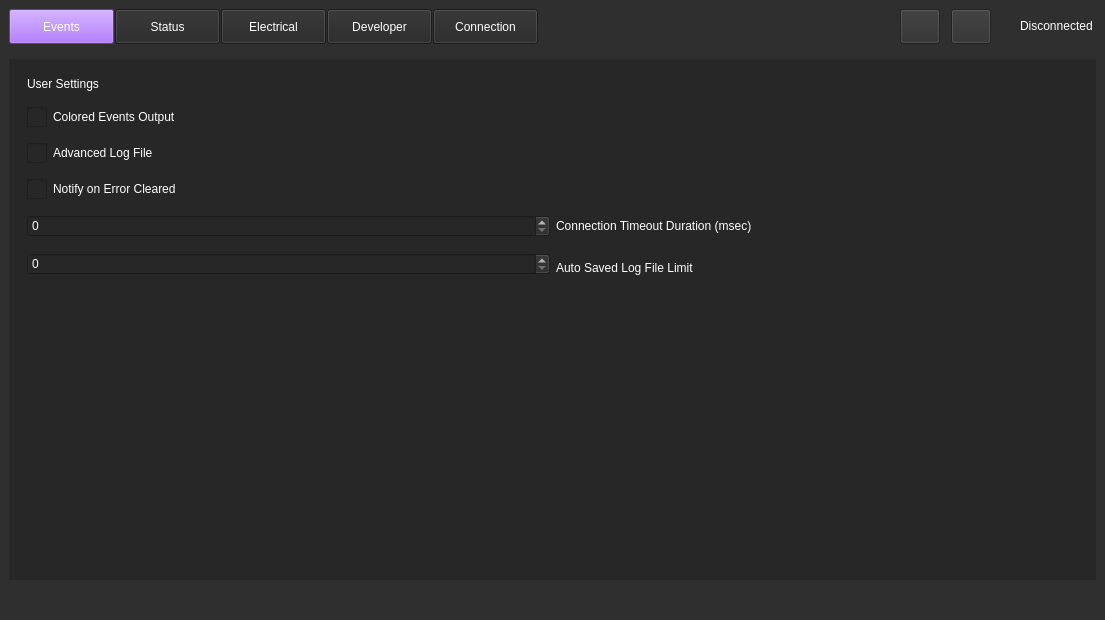
Before: the Qt Designer form weapon-system-support-software/mainwindow.ui in Team-Controller-NAU/Controller, drawn with Qt 5.
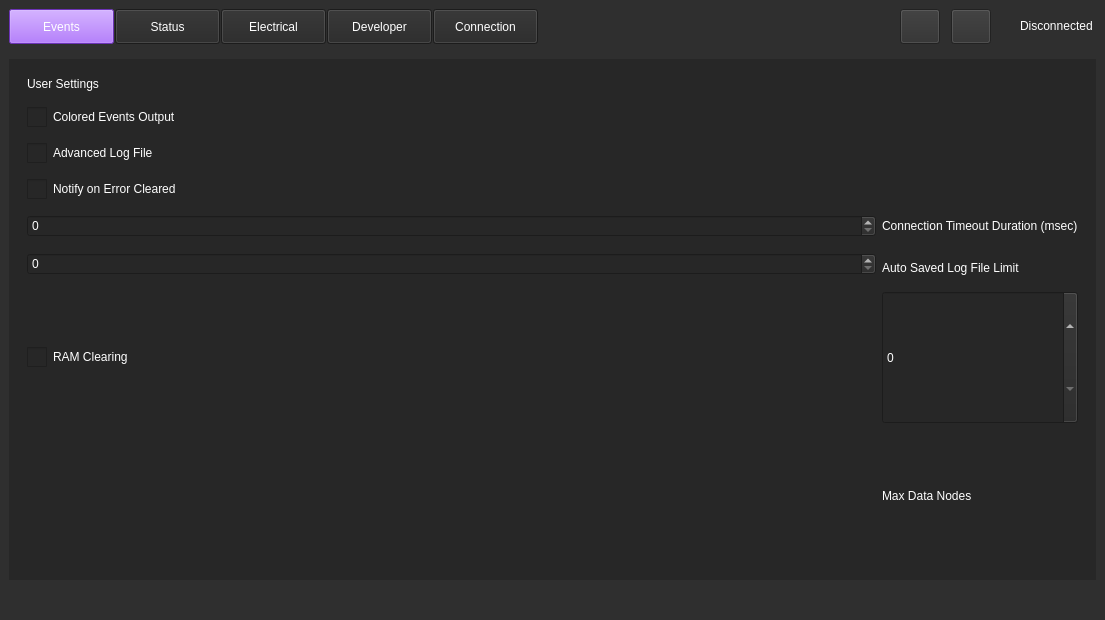
After: the same form once the commit is applied. The open tabs and pages were chosen to show the change. Icons and pictures are not drawn. Custom widgets are drawn as their Qt base class.

Patch:
```diff
--- a/weapon-system-support-software/mainwindow.ui
+++ b/weapon-system-support-software/mainwindow.ui
@@ -4565,7 +4565,23 @@
            </widget>
            <widget class="QWidget" name="Settings_Page">
             <layout class="QGridLayout" name="gridLayout_5">
-             <item row="11" column="0">
+             <item row="7" column="0">
+              <spacer name="verticalSpacer_11">
+               <property name="orientation">
+                <enum>Qt::Vertical</enum>
+               </property>
+               <property name="sizeType">
+                <enum>QSizePolicy::Fixed</enum>
+               </property>
+               <property name="sizeHint" stdset="0">
+                <size>
+                 <width>20</width>
+                 <height>10</height>
+                </size>
+               </property>
+              </spacer>
+             </item>
+             <item row="13" column="0">
               <spacer name="verticalSpacer_7">
                <property name="orientation">
                 <enum>Qt::Vertical</enum>
@@ -4591,6 +4607,22 @@
                </property>
               </widget>
              </item>
+             <item row="11" column="0">
+              <spacer name="verticalSpacer_12">
+               <property name="orientation">
+                <enum>Qt::Vertical</enum>
+               </property>
+               <property name="sizeType">
+                <enum>QSizePolicy::Fixed</enum>
+               </property>
+               <property name="sizeHint" stdset="0">
+                <size>
+                 <width>20</width>
+                 <height>10</height>
+                </size>
+               </property>
+              </spacer>
+             </item>
              <item row="9" column="0">
               <spacer name="verticalSpacer_9">
                <property name="orientation">
@@ -4704,8 +4736,33 @@
                </property>
               </widget>
              </item>
+             <item row="1" column="0">
+              <spacer name="verticalSpacer_4">
+               <property name="orientation">
+                <enum>Qt::Vertical</enum>
+               </property>
+               <property name="sizeType">
+                <enum>QSizePolicy::Fixed</enum>
+               </property>
+               <property name="sizeHint" stdset="0">
+                <size>
+                 <width>20</width>
+                 <height>10</height>
+                </size>
+               </property>
+              </spacer>
+             </item>
              <item row="10" column="0">
               <widget class="QSpinBox" name="auto_save_limit">
+               <property name="sizePolicy">
+                <sizepolicy hsizetype="Expanding" vsizetype="Fixed">
+                 <horstretch>0</horstretch>
+                 <verstretch>0</verstretch>
+                </sizepolicy>
+               </property>
+               <property name="toolTip">
+                <string>&lt;html&gt;&lt;head/&gt;&lt;body&gt;&lt;p&gt;Max number of auto saved log files to be kept before overwrites occur on the oldest one&lt;/p&gt;&lt;/body&gt;&lt;/html&gt;</string>
+               </property>
                <property name="styleSheet">
                 <string notr="true">QSpinBox {
 	color: white;
@@ -4733,6 +4790,34 @@
                </property>
               </spacer>
              </item>
+             <item row="12" column="0">
+              <widget class="QCheckBox" name="ram_clearing">
+               <property name="maximumSize">
+                <size>
+                 <width>400</width>
+                 <height>16777215</height>
+                </size>
+               </property>
+               <property name="toolTip">
+                <string>&lt;html&gt;&lt;head/&gt;&lt;body&gt;&lt;p&gt;&lt;span style=&quot; font-size:12pt;&quot;&gt;Causes notification when an error is retroactively cleared by controller&lt;/span&gt;&lt;/p&gt;&lt;/body&gt;&lt;/html&gt;</string>
+               </property>
+               <property name="styleSheet">
+                <string notr="true">QCheckBox {
+	color: white;
+	font: 20pt &quot;Segoe UI&quot;;
+}
+
+
+QCheckBox::indicator {
+	width: 20px;
+	height: 20px;
+}</string>
+               </property>
+               <property name="text">
+                <string>RAM Clearing</string>
+               </property>
+              </widget>
+             </item>
              <item row="0" column="0" alignment="Qt::AlignTop">
               <widget class="QLabel" name="label_2">
                <property name="styleSheet">
@@ -4765,37 +4850,44 @@
                </property>
               </widget>
              </item>
-             <item row="1" column="0">
-              <spacer name="verticalSpacer_8">
-               <property name="orientation">
-                <enum>Qt::Vertical</enum>
+             <item row="12" column="1">
+              <widget class="QSpinBox" name="max_data_nodes">
+               <property name="sizePolicy">
+                <sizepolicy hsizetype="Minimum" vsizetype="Expanding">
+                 <horstretch>0</horstretch>
+                 <verstretch>0</verstretch>
+                </sizepolicy>
                </property>
-               <property name="sizeType">
-                <enum>QSizePolicy::Fixed</enum>
-               </property>
-               <property name="sizeHint" stdset="0">
+               <property name="maximumSize">
                 <size>
-                 <width>20</width>
-                 <height>10</height>
+                 <width>200</width>
+                 <height>16777215</height>
                 </size>
                </property>
-              </spacer>
+               <property name="styleSheet">
+                <string notr="true">QSpinBox {
+	color: white;
+	font: 20pt &quot;Segoe UI&quot;;
+}</string>
+               </property>
+               <property name="maximum">
+                <number>999999999</number>
+               </property>
+               <property name="singleStep">
+                <number>50</number>
+               </property>
+              </widget>
              </item>
-             <item row="7" column="0">
-              <spacer name="verticalSpacer_11">
-               <property name="orientation">
-                <enum>Qt::Vertical</enum>
+             <item row="13" column="1">
+              <widget class="QLabel" name="max_data_nodes_label">
+               <property name="styleSheet">
+                <string notr="true">	color: white;
+	font: 20pt &quot;Segoe UI&quot;;</string>
                </property>
-               <property name="sizeType">
-                <enum>QSizePolicy::Fixed</enum>
+               <property name="text">
+                <string>Max Data Nodes</string>
                </property>
-               <property name="sizeHint" stdset="0">
-                <size>
-                 <width>20</width>
-                 <height>10</height>
-                </size>
-               </property>
-              </spacer>
+              </widget>
              </item>
             </layout>
            </widget>
```
Left out of the diff: 27 changed lines with no effect on the pictures.
